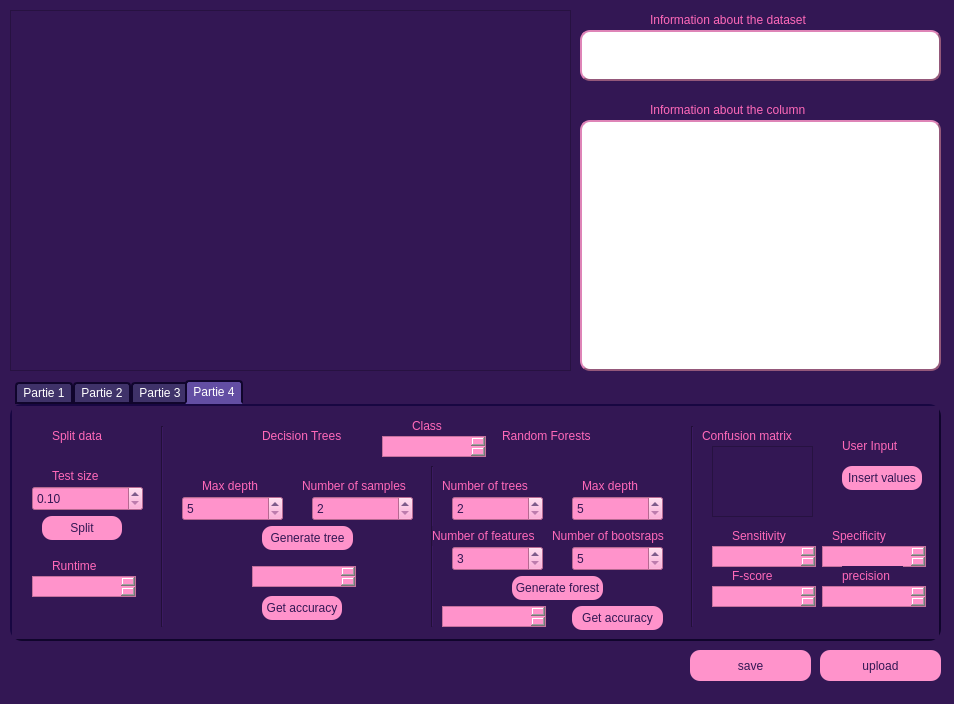
This is PROJET_DM.ui in super-cinnamon/Projet_DM as Qt 5 draws it before an edit. The edited form follows.
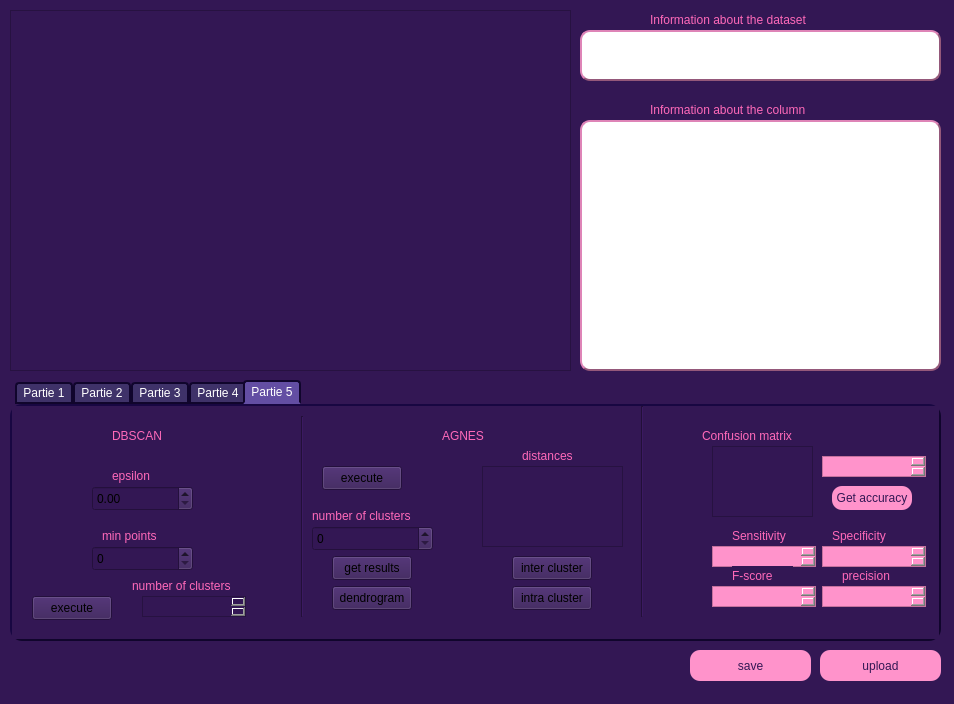
This is the edited form. Icons and pictures are not drawn.

Commit message: interface part 5

Patch:
```diff
--- a/PROJET_DM.ui
+++ b/PROJET_DM.ui
@@ -249,7 +249,7 @@
 }</string>
     </property>
     <property name="currentIndex">
-     <number>3</number>
+     <number>4</number>
     </property>
     <widget class="QWidget" name="partie1">
      <attribute name="title">
@@ -2350,6 +2350,498 @@
      <zorder>matrix</zorder>
      <zorder>label_37</zorder>
     </widget>
+    <widget class="QWidget" name="partie5">
+     <attribute name="title">
+      <string>Partie 5</string>
+     </attribute>
+     <widget class="Line" name="line_8">
+      <property name="geometry">
+       <rect>
+        <x>280</x>
+        <y>10</y>
+        <width>20</width>
+        <height>201</height>
+       </rect>
+      </property>
+      <property name="orientation">
+       <enum>Qt::Vertical</enum>
+      </property>
+     </widget>
+     <widget class="Line" name="line_9">
+      <property name="geometry">
+       <rect>
+        <x>620</x>
+        <y>0</y>
+        <width>20</width>
+        <height>211</height>
+       </rect>
+      </property>
+      <property name="orientation">
+       <enum>Qt::Vertical</enum>
+      </property>
+     </widget>
+     <widget class="QPlainTextEdit" name="precision_2">
+      <property name="geometry">
+       <rect>
+        <x>810</x>
+        <y>180</y>
+        <width>104</width>
+        <height>21</height>
+       </rect>
+      </property>
+      <property name="styleSheet">
+       <string notr="true">background-color:rgb(255, 147, 203);
+color: rgb(51, 23, 84);</string>
+      </property>
+      <property name="readOnly">
+       <bool>true</bool>
+      </property>
+     </widget>
+     <widget class="QLabel" name="label_38">
+      <property name="geometry">
+       <rect>
+        <x>830</x>
+        <y>160</y>
+        <width>61</width>
+        <height>20</height>
+       </rect>
+      </property>
+      <property name="styleSheet">
+       <string notr="true">font: 600 11pt &quot;Bahnschrift SemiBold&quot;;
+color: rgb(255, 105, 185);</string>
+      </property>
+      <property name="text">
+       <string>precision</string>
+      </property>
+     </widget>
+     <widget class="QLabel" name="label_39">
+      <property name="geometry">
+       <rect>
+        <x>690</x>
+        <y>20</y>
+        <width>121</width>
+        <height>20</height>
+       </rect>
+      </property>
+      <property name="styleSheet">
+       <string notr="true">font: 600 11pt &quot;Bahnschrift SemiBold&quot;;
+color: rgb(255, 105, 185);</string>
+      </property>
+      <property name="text">
+       <string>Confusion matrix</string>
+      </property>
+     </widget>
+     <widget class="QLabel" name="label_40">
+      <property name="geometry">
+       <rect>
+        <x>720</x>
+        <y>120</y>
+        <width>71</width>
+        <height>20</height>
+       </rect>
+      </property>
+      <property name="styleSheet">
+       <string notr="true">font: 600 11pt &quot;Bahnschrift SemiBold&quot;;
+color: rgb(255, 105, 185);</string>
+      </property>
+      <property name="text">
+       <string>Sensitivity</string>
+      </property>
+     </widget>
+     <widget class="QTableView" name="matrix_2">
+      <property name="geometry">
+       <rect>
+        <x>700</x>
+        <y>40</y>
+        <width>101</width>
+        <height>71</height>
+       </rect>
+      </property>
+      <property name="styleSheet">
+       <string notr="true"/>
+      </property>
+     </widget>
+     <widget class="QPlainTextEdit" name="sensitivity_2">
+      <property name="geometry">
+       <rect>
+        <x>700</x>
+        <y>140</y>
+        <width>104</width>
+        <height>21</height>
+       </rect>
+      </property>
+      <property name="styleSheet">
+       <string notr="true">background-color:rgb(255, 147, 203);
+color: rgb(51, 23, 84);</string>
+      </property>
+      <property name="readOnly">
+       <bool>true</bool>
+      </property>
+     </widget>
+     <widget class="QPlainTextEdit" name="fscore_2">
+      <property name="geometry">
+       <rect>
+        <x>700</x>
+        <y>180</y>
+        <width>104</width>
+        <height>21</height>
+       </rect>
+      </property>
+      <property name="styleSheet">
+       <string notr="true">background-color:rgb(255, 147, 203);
+color: rgb(51, 23, 84);</string>
+      </property>
+      <property name="readOnly">
+       <bool>true</bool>
+      </property>
+     </widget>
+     <widget class="QLabel" name="label_41">
+      <property name="geometry">
+       <rect>
+        <x>720</x>
+        <y>160</y>
+        <width>61</width>
+        <height>20</height>
+       </rect>
+      </property>
+      <property name="styleSheet">
+       <string notr="true">font: 600 11pt &quot;Bahnschrift SemiBold&quot;;
+color: rgb(255, 105, 185);</string>
+      </property>
+      <property name="text">
+       <string>F-score</string>
+      </property>
+     </widget>
+     <widget class="QPlainTextEdit" name="specificity_2">
+      <property name="geometry">
+       <rect>
+        <x>810</x>
+        <y>140</y>
+        <width>104</width>
+        <height>21</height>
+       </rect>
+      </property>
+      <property name="styleSheet">
+       <string notr="true">background-color:rgb(255, 147, 203);
+color: rgb(51, 23, 84);</string>
+      </property>
+      <property name="readOnly">
+       <bool>true</bool>
+      </property>
+     </widget>
+     <widget class="QLabel" name="label_42">
+      <property name="geometry">
+       <rect>
+        <x>820</x>
+        <y>120</y>
+        <width>71</width>
+        <height>20</height>
+       </rect>
+      </property>
+      <property name="styleSheet">
+       <string notr="true">font: 600 11pt &quot;Bahnschrift SemiBold&quot;;
+color: rgb(255, 105, 185);</string>
+      </property>
+      <property name="text">
+       <string>Specificity</string>
+      </property>
+     </widget>
+     <widget class="QPushButton" name="get_accuracy_tree_3">
+      <property name="geometry">
+       <rect>
+        <x>820</x>
+        <y>80</y>
+        <width>80</width>
+        <height>24</height>
+       </rect>
+      </property>
+      <property name="styleSheet">
+       <string notr="true">QPushButton{
+	background-color:rgb(255, 147, 203);
+	border-radius:10px;
+	border-style:outset;
+	color: rgb(51, 23, 84);
+}
+QPushButton:hover {
+            background-color: rgb(246, 252, 126);
+        }
+QPushButton:focus {
+            background-color: rgb(90, 71, 173);
+        }
+</string>
+      </property>
+      <property name="text">
+       <string>Get accuracy</string>
+      </property>
+     </widget>
+     <widget class="QPlainTextEdit" name="accuracy_edit_3">
+      <property name="geometry">
+       <rect>
+        <x>810</x>
+        <y>50</y>
+        <width>104</width>
+        <height>21</height>
+       </rect>
+      </property>
+      <property name="styleSheet">
+       <string notr="true">background-color:rgb(255, 147, 203);
+color: rgb(51, 23, 84);</string>
+      </property>
+      <property name="readOnly">
+       <bool>true</bool>
+      </property>
+     </widget>
+     <widget class="QLabel" name="label_84">
+      <property name="geometry">
+       <rect>
+        <x>100</x>
+        <y>20</y>
+        <width>61</width>
+        <height>20</height>
+       </rect>
+      </property>
+      <property name="styleSheet">
+       <string notr="true">font: 600 11pt &quot;Bahnschrift SemiBold&quot;;
+color: rgb(255, 105, 185);</string>
+      </property>
+      <property name="text">
+       <string>DBSCAN</string>
+      </property>
+     </widget>
+     <widget class="QLabel" name="label_85">
+      <property name="geometry">
+       <rect>
+        <x>430</x>
+        <y>20</y>
+        <width>51</width>
+        <height>20</height>
+       </rect>
+      </property>
+      <property name="styleSheet">
+       <string notr="true">font: 600 11pt &quot;Bahnschrift SemiBold&quot;;
+color: rgb(255, 105, 185);</string>
+      </property>
+      <property name="text">
+       <string>AGNES</string>
+      </property>
+     </widget>
+     <widget class="QLabel" name="label_86">
+      <property name="geometry">
+       <rect>
+        <x>100</x>
+        <y>60</y>
+        <width>61</width>
+        <height>20</height>
+       </rect>
+      </property>
+      <property name="styleSheet">
+       <string notr="true">font: 600 11pt &quot;Bahnschrift SemiBold&quot;;
+color: rgb(255, 105, 185);</string>
+      </property>
+      <property name="text">
+       <string>epsilon</string>
+      </property>
+     </widget>
+     <widget class="QLabel" name="label_87">
+      <property name="geometry">
+       <rect>
+        <x>90</x>
+        <y>120</y>
+        <width>71</width>
+        <height>20</height>
+       </rect>
+      </property>
+      <property name="styleSheet">
+       <string notr="true">font: 600 11pt &quot;Bahnschrift SemiBold&quot;;
+color: rgb(255, 105, 185);</string>
+      </property>
+      <property name="text">
+       <string>min points</string>
+      </property>
+     </widget>
+     <widget class="QDoubleSpinBox" name="epsilon_spin">
+      <property name="geometry">
+       <rect>
+        <x>80</x>
+        <y>80</y>
+        <width>101</width>
+        <height>25</height>
+       </rect>
+      </property>
+     </widget>
+     <widget class="QSpinBox" name="minpoints_spin">
+      <property name="geometry">
+       <rect>
+        <x>80</x>
+        <y>140</y>
+        <width>101</width>
+        <height>25</height>
+       </rect>
+      </property>
+     </widget>
+     <widget class="QPushButton" name="execute_dbscan">
+      <property name="geometry">
+       <rect>
+        <x>20</x>
+        <y>190</y>
+        <width>80</width>
+        <height>24</height>
+       </rect>
+      </property>
+      <property name="text">
+       <string>execute</string>
+      </property>
+     </widget>
+     <widget class="QPushButton" name="execute_agnes">
+      <property name="geometry">
+       <rect>
+        <x>310</x>
+        <y>60</y>
+        <width>80</width>
+        <height>24</height>
+       </rect>
+      </property>
+      <property name="text">
+       <string>execute</string>
+      </property>
+     </widget>
+     <widget class="QLabel" name="label_88">
+      <property name="geometry">
+       <rect>
+        <x>300</x>
+        <y>100</y>
+        <width>131</width>
+        <height>20</height>
+       </rect>
+      </property>
+      <property name="styleSheet">
+       <string notr="true">font: 600 11pt &quot;Bahnschrift SemiBold&quot;;
+color: rgb(255, 105, 185);</string>
+      </property>
+      <property name="text">
+       <string>number of clusters</string>
+      </property>
+     </widget>
+     <widget class="QSpinBox" name="nb_clusters_spin">
+      <property name="geometry">
+       <rect>
+        <x>300</x>
+        <y>120</y>
+        <width>121</width>
+        <height>25</height>
+       </rect>
+      </property>
+     </widget>
+     <widget class="QPushButton" name="get_results_agnes">
+      <property name="geometry">
+       <rect>
+        <x>320</x>
+        <y>150</y>
+        <width>80</width>
+        <height>24</height>
+       </rect>
+      </property>
+      <property name="text">
+       <string>get results</string>
+      </property>
+     </widget>
+     <widget class="QLabel" name="label_89">
+      <property name="geometry">
+       <rect>
+        <x>510</x>
+        <y>40</y>
+        <width>71</width>
+        <height>20</height>
+       </rect>
+      </property>
+      <property name="styleSheet">
+       <string notr="true">font: 600 11pt &quot;Bahnschrift SemiBold&quot;;
+color: rgb(255, 105, 185);</string>
+      </property>
+      <property name="text">
+       <string>distances</string>
+      </property>
+     </widget>
+     <widget class="QListView" name="distances_list">
+      <property name="geometry">
+       <rect>
+        <x>470</x>
+        <y>60</y>
+        <width>141</width>
+        <height>81</height>
+       </rect>
+      </property>
+     </widget>
+     <widget class="QPushButton" name="inter_btn">
+      <property name="geometry">
+       <rect>
+        <x>500</x>
+        <y>150</y>
+        <width>80</width>
+        <height>24</height>
+       </rect>
+      </property>
+      <property name="text">
+       <string>inter cluster</string>
+      </property>
+     </widget>
+     <widget class="QPushButton" name="intra_btn">
+      <property name="geometry">
+       <rect>
+        <x>500</x>
+        <y>180</y>
+        <width>80</width>
+        <height>24</height>
+       </rect>
+      </property>
+      <property name="text">
+       <string>intra cluster</string>
+      </property>
+     </widget>
+     <widget class="QPushButton" name="dendrogram_btn">
+      <property name="geometry">
+       <rect>
+        <x>320</x>
+        <y>180</y>
+        <width>80</width>
+        <height>24</height>
+       </rect>
+      </property>
+      <property name="text">
+       <string>dendrogram</string>
+      </property>
+     </widget>
+     <widget class="QPlainTextEdit" name="nb_clusters_text">
+      <property name="geometry">
+       <rect>
+        <x>130</x>
+        <y>190</y>
+        <width>104</width>
+        <height>21</height>
+       </rect>
+      </property>
+      <property name="readOnly">
+       <bool>true</bool>
+      </property>
+     </widget>
+     <widget class="QLabel" name="label_90">
+      <property name="geometry">
+       <rect>
+        <x>120</x>
+        <y>170</y>
+        <width>131</width>
+        <height>20</height>
+       </rect>
+      </property>
+      <property name="styleSheet">
+       <string notr="true">font: 600 11pt &quot;Bahnschrift SemiBold&quot;;
+color: rgb(255, 105, 185);</string>
+      </property>
+      <property name="text">
+       <string>number of clusters</string>
+      </property>
+     </widget>
+    </widget>
    </widget>
   </widget>
   <widget class="QMenuBar" name="menubar">
```
The commit also changes 1 other file.
